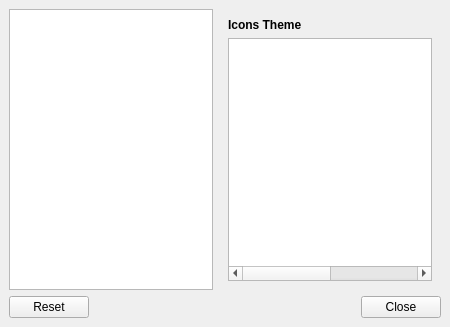
Qt form razor-config-appearance/mainwindow.ui (lxqt/lxqt-config) before a commit.
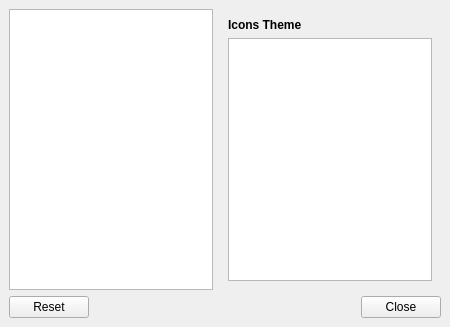
The same form after that commit. Custom widgets are drawn as their Qt base class.

Diff of the .ui file:
```diff
--- a/razor-config-appearance/mainwindow.ui
+++ b/razor-config-appearance/mainwindow.ui
@@ -64,6 +64,9 @@
               <verstretch>0</verstretch>
              </sizepolicy>
             </property>
+            <property name="horizontalScrollBarPolicy">
+             <enum>Qt::ScrollBarAlwaysOff</enum>
+            </property>
             <property name="alternatingRowColors">
              <bool>true</bool>
             </property>
```
Left out of the diff: 3 changed lines with no effect on the pictures.
